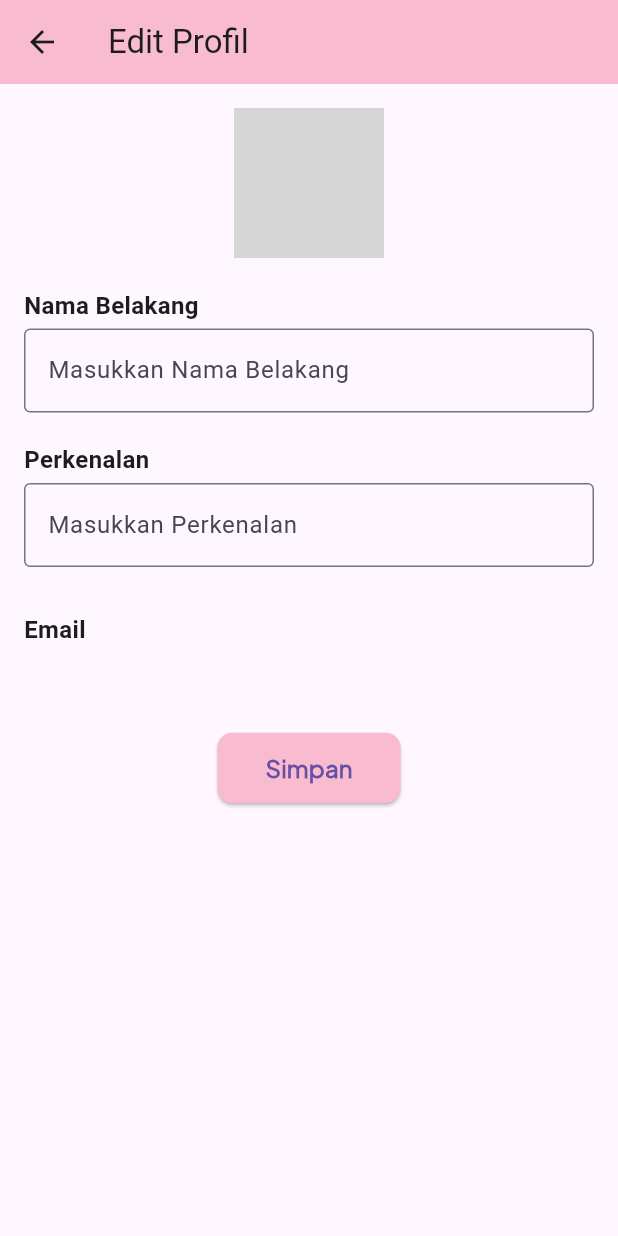
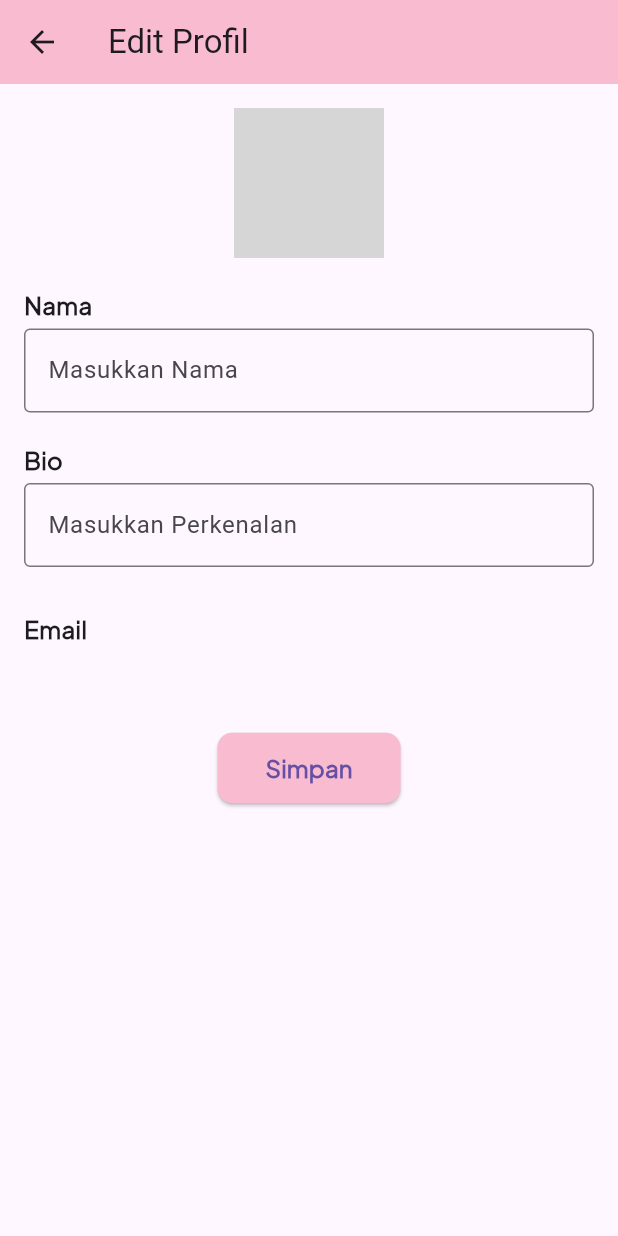
Before and after one commit to amarramitha/deariediary, a Flutter app: the ProfilePage screen opened directly, after a tap on the "arrow forward ios" icon, on a phone screen of 412 x 824 dp. Run offline on Flutter 3.47's test engine with Material 3 defaults, Android fonts, the phone set to English and light mode, and no system bars; our stand-ins replace cloud_firestore, firebase_auth, firebase_core, firebase_storage, get, google_fonts and 3 more; missing offline and left inert: dart:html, flutter_sound, image_picker_web; accounts and stored records are empty; network calls fail; grey boxes are pictures that could not be loaded.

Commit message:
perbaikan profil page, mood tracker, register, edit profile

```diff
--- a/lib/diary/diary_page.dart
+++ b/lib/diary/diary_page.dart
@@ -57,12 +57,6 @@ class DiaryPage extends StatelessWidget {
                 Icon(Icons.book_outlined, size: 50, color: Colors.grey),
                 SizedBox(height: 10),
                 Text('No diary entries available.'),
-                ElevatedButton(
-                  onPressed: () {
-                    Get.to(() => AddDiaryPage());
-                  },
-                  child: Text('Add Diary Entry'),
-                ),
               ],
             ),
           );
--- a/lib/profile/edit_profile.dart
+++ b/lib/profile/edit_profile.dart
@@ -1,6 +1,7 @@
 import 'package:flutter/material.dart';
 import 'package:firebase_auth/firebase_auth.dart';
 import 'package:firebase_storage/firebase_storage.dart';
+import 'package:cloud_firestore/cloud_firestore.dart';
 import 'package:image_picker/image_picker.dart';
 import 'dart:io';
 
@@ -16,10 +17,11 @@ class EditProfile extends StatefulWidget {
 
 class _EditProfileState extends State<EditProfile> {
   final FirebaseAuth _auth = FirebaseAuth.instance;
+  final FirebaseFirestore _firestore = FirebaseFirestore.instance;
   final ImagePicker _picker = ImagePicker();
   File? _imageFile;
-  TextEditingController _lastNameController = TextEditingController();
   TextEditingController _bioController = TextEditingController();
+  TextEditingController _nameController = TextEditingController();
 
   @override
   void initState() {
@@ -31,9 +33,19 @@ class _EditProfileState extends State<EditProfile> {
   Future<void> _loadUserData() async {
     User? user = _auth.currentUser;
     if (user != null) {
-      setState(() {
-        _lastNameController.text = user.displayName?.split(' ').last ?? '';
-      });
+      // Fetch data from Firestore
+      final docSnapshot =
+          await _firestore.collection('users').doc(user.uid).get();
+      if (docSnapshot.exists) {
+        final data = docSnapshot.data();
+        if (data != null) {
+          setState(() {
+            _nameController.text =
+                data['name'] ?? ''; // Ensure name is retrieved here
+            _bioController.text = data['bio'] ?? ''; // Ensure bio is retrieved
+          });
+        }
+      }
     }
   }
 
@@ -66,14 +78,23 @@ class _EditProfileState extends State<EditProfile> {
       await storageRef.putFile(_imageFile!);
       final downloadURL = await storageRef.getDownloadURL();
       await user.updatePhotoURL(downloadURL);
+      await _firestore.collection('users').doc(user.uid).update({
+        'photoURL': downloadURL,
+      });
     }
   }
 
-  Future<void> _updateLastName() async {
+  Future<void> _updateUserData() async {
     User? user = _auth.currentUser;
-    if (user != null && _lastNameController.text.isNotEmpty) {
-      await user.updateDisplayName(
-          '${user.displayName?.split(' ').first} ${_lastNameController.text}');
+    if (user != null) {
+      final fullName = _nameController.text; // Use the single name field
+      await user.updateDisplayName(fullName);
+
+      // Update Firestore data
+      await _firestore.collection('users').doc(user.uid).set({
+        'name': _nameController.text, // Ensure this is properly set
+        'bio': _bioController.text,
+      }, SetOptions(merge: true)); // Merges with existing data
     }
   }
 
@@ -90,8 +111,7 @@ class _EditProfileState extends State<EditProfile> {
       body: SingleChildScrollView(
         padding: EdgeInsets.all(16),
         child: Column(
-          crossAxisAlignment:
-              CrossAxisAlignment.start, // Set alignment to start for text
+          crossAxisAlignment: CrossAxisAlignment.start,
           children: [
             Center(
               child: GestureDetector(
@@ -129,21 +149,27 @@ class _EditProfileState extends State<EditProfile> {
             ),
             SizedBox(height: 20),
             Text(
-              'Nama Belakang',
-              style: TextStyle(fontSize: 16, fontWeight: FontWeight.bold),
+              'Nama',
+              style: TextStyle(
+                  fontSize: 16,
+                  fontWeight: FontWeight.bold,
+                  fontFamily: 'Jakarta'),
             ),
             SizedBox(height: 4),
             TextField(
-              controller: _lastNameController,
+              controller: _nameController,
               decoration: InputDecoration(
-                hintText: 'Masukkan Nama Belakang',
+                hintText: 'Masukkan Nama',
                 border: OutlineInputBorder(),
               ),
             ),
             SizedBox(height: 20),
             Text(
-              'Perkenalan',
-              style: TextStyle(fontSize: 16, fontWeight: FontWeight.bold),
+              'Bio',
+              style: TextStyle(
+                  fontSize: 16,
+                  fontWeight: FontWeight.bold,
+                  fontFamily: 'Jakarta'),
             ),
             SizedBox(height: 4),
             TextField(
@@ -157,7 +183,10 @@ class _EditProfileState extends State<EditProfile> {
             SizedBox(height: 30),
             Text(
               'Email',
-              style: TextStyle(fontSize: 16, fontWeight: FontWeight.bold),
+              style: TextStyle(
+                  fontSize: 16,
+                  fontWeight: FontWeight.bold,
+                  fontFamily: 'Jakarta'),
             ),
             SizedBox(height: 4),
             Text(
@@ -168,12 +197,9 @@ class _EditProfileState extends State<EditProfile> {
             Center(
               child: ElevatedButton(
                 onPressed: () async {
-                  widget.onBioUpdated(
-                      _bioController.text); // Notify parent widget
-                  await _updateLastName();
+                  widget.onBioUpdated(_bioController.text);
+                  await _updateUserData();
                   await _uploadProfilePicture();
-                  await user
-                      ?.updateDisplayName(_bioController.text); // Update bio
                   Navigator.pop(context);
                 },
                 style: ElevatedButton.styleFrom(
--- a/lib/profile/profile_page.dart
+++ b/lib/profile/profile_page.dart
@@ -1,6 +1,6 @@
 import 'package:flutter/material.dart';
 import 'package:firebase_auth/firebase_auth.dart';
-import 'package:cloud_firestore/cloud_firestore.dart'; // Tambahkan Firestore untuk simpan data
+import 'package:cloud_firestore/cloud_firestore.dart';
 import 'edit_profile.dart';
 import 'dart:async';
 
@@ -12,6 +12,7 @@ class ProfilePage extends StatefulWidget {
 class _ProfilePageState extends State<ProfilePage> {
   final FirebaseAuth _auth = FirebaseAuth.instance;
   String _quoteOfTheDay = '';
+  String _name = 'Nama Pengguna';
   String _bio = 'Setiap hari memberikan hadiahnya masing-masing.';
 
   final List<String> quotes = [
@@ -26,6 +27,7 @@ class _ProfilePageState extends State<ProfilePage> {
   void initState() {
     super.initState();
     _quoteOfTheDay = getQuoteOfTheDay();
+    _fetchUserData();
 
     Timer.periodic(Duration(minutes: 1), (timer) {
       if (mounted) {
@@ -41,95 +43,79 @@ class _ProfilePageState extends State<ProfilePage> {
     return quotes[randomIndex % quotes.length];
   }
 
-  Future<String> _getUserName() async {
-    User? user = _auth.currentUser;
-    return user?.displayName ?? 'Nama Pengguna';
-  }
-
-  Future<String> _getUserBio() async {
+  Future<void> _fetchUserData() async {
     User? user = _auth.currentUser;
     if (user != null) {
-      DocumentSnapshot doc = await FirebaseFirestore.instance
+      DocumentSnapshot userData = await FirebaseFirestore.instance
           .collection('users')
           .doc(user.uid)
           .get();
-      // Ensure the document exists and contains the 'bio' field
-      if (doc.exists && doc.data() != null) {
-        return doc['bio'] ?? 'Setiap hari memberikan hadiahnya masing-masing.';
+
+      setState(() {
+        _name = userData['name'] ?? 'Nama Pengguna';
+        _bio = userData['bio'] ??
+            'Setiap hari memberikan hadiahnya masing-masing.';
+      });
     }
   }
-    return 'Setiap hari memberikan hadiahnya masing-masing.';
+
+  // Method to handle logout
+  Future<void> _logout() async {
+    await _auth.signOut();
+    Navigator.of(context).pushReplacementNamed('/login');
   }
 
   @override
   Widget build(BuildContext context) {
-    return FutureBuilder<String>(
-      future: _getUserName(),
-      builder: (context, snapshot) {
-        if (snapshot.connectionState == ConnectionState.waiting) {
     return Scaffold(
-            appBar: AppBar(title: Text('Profil')),
-            body: Center(child: CircularProgressIndicator()),
+      backgroundColor: Colors.pink[50],
+      body: SingleChildScrollView(
+        padding: const EdgeInsets.all(16),
+        child: Column(
+          crossAxisAlignment: CrossAxisAlignment.start,
+          children: [
+            _buildProfileHeader(),
+            const SizedBox(height: 30),
+            _buildMoodStatistics(),
+            const SizedBox(height: 30),
+            _buildQuoteCard(),
+            const SizedBox(height: 30),
+            _buildLogoutButton(),
+            const SizedBox(height: 30),
+          ],
+        ),
+      ),
     );
   }
 
-        if (snapshot.hasError) {
-          return Scaffold(
-            appBar: AppBar(title: Text('Profil')),
-            body: Center(child: Text('Terjadi kesalahan')),
-          );
-        }
-
-        String name = snapshot.data!;
-
-        return Scaffold(
-          backgroundColor: Colors.pink[50],
-          body: SingleChildScrollView(
-            padding: EdgeInsets.all(16),
-            child: Column(
-              crossAxisAlignment: CrossAxisAlignment.start,
-              children: [
-                Row(
+  Widget _buildProfileHeader() {
+    return Row(
       children: [
         CircleAvatar(
           radius: 40,
           backgroundColor: Colors.grey[300],
           child: Icon(Icons.person, size: 40, color: Colors.white),
         ),
-                    SizedBox(width: 16),
+        const SizedBox(width: 16),
         Expanded(
           child: Column(
             crossAxisAlignment: CrossAxisAlignment.start,
             children: [
               Text(
-                            name,
+                _name,
                 style: TextStyle(
                   fontSize: 20,
                   fontWeight: FontWeight.bold,
                   fontFamily: 'Jakarta',
                 ),
               ),
-                          SizedBox(height: 4),
-                          FutureBuilder<String>(
-                            future: _getUserBio(),
-                            builder: (context, bioSnapshot) {
-                              if (bioSnapshot.connectionState ==
-                                  ConnectionState.waiting) {
-                                return CircularProgressIndicator();
-                              }
-                              if (bioSnapshot.hasError) {
-                                return Text('Error loading bio');
-                              }
-
-                              _bio = bioSnapshot.data!;
-                              return Text(
+              const SizedBox(height: 4),
+              Text(
                 _bio,
                 style: TextStyle(
                   color: Colors.grey[700],
                   fontFamily: 'Jakarta',
                 ),
-                              );
-                            },
               ),
             ],
           ),
@@ -149,8 +135,13 @@ class _ProfilePageState extends State<ProfilePage> {
           child: Icon(Icons.arrow_forward_ios, color: Colors.grey),
         ),
       ],
-                ),
-                SizedBox(height: 30),
+    );
+  }
+
+  Widget _buildMoodStatistics() {
+    return Column(
+      crossAxisAlignment: CrossAxisAlignment.start,
+      children: [
         Text(
           'Statistik Mood Anda (Per Bulan):',
           style: TextStyle(
@@ -160,40 +151,15 @@ class _ProfilePageState extends State<ProfilePage> {
             fontFamily: 'Jakarta',
           ),
         ),
-                SizedBox(height: 16),
+        const SizedBox(height: 16),
         _buildMoodChart(),
-                SizedBox(height: 30),
-                _buildQuoteCard(),
-                SizedBox(height: 30),
-                _buildLogoutButton(),
       ],
-            ),
-          ),
     );
-      },
-    );
-  }
-
-  void _updateBio(String updatedBio) async {
-    setState(() {
-      _bio = updatedBio;
-    });
-    await _saveBioToDatabase(updatedBio);
-  }
-
-  Future<void> _saveBioToDatabase(String bio) async {
-    User? user = _auth.currentUser;
-    if (user != null) {
-      await FirebaseFirestore.instance
-          .collection('users')
-          .doc(user.uid)
-          .update({'bio': bio});
-    }
   }
 
   Widget _buildQuoteCard() {
     return Container(
-      padding: EdgeInsets.all(16),
+      padding: const EdgeInsets.all(16),
       decoration: BoxDecoration(
         color: Colors.white,
         borderRadius: BorderRadius.circular(10),
@@ -217,7 +183,7 @@ class _ProfilePageState extends State<ProfilePage> {
               fontFamily: 'Jakarta',
             ),
           ),
-          SizedBox(height: 8),
+          const SizedBox(height: 8),
           Text(
             '"$_quoteOfTheDay"',
             style: TextStyle(
@@ -234,7 +200,7 @@ class _ProfilePageState extends State<ProfilePage> {
 
   Widget _buildMoodChart() {
     return Container(
-      padding: EdgeInsets.all(16),
+      padding: const EdgeInsets.all(16),
       decoration: BoxDecoration(
         color: Colors.white,
         borderRadius: BorderRadius.circular(10),
@@ -304,7 +270,7 @@ class _ProfilePageState extends State<ProfilePage> {
                 moodEmoji,
                 style: TextStyle(fontSize: 24),
               ),
-              SizedBox(width: 8),
+              const SizedBox(width: 8),
               Container(
                 width: 200,
                 height: 20,
@@ -313,8 +279,8 @@ class _ProfilePageState extends State<ProfilePage> {
                   borderRadius: BorderRadius.circular(10),
                 ),
                 child: FractionallySizedBox(
-                  alignment: Alignment.centerLeft,
-                  widthFactor: moodLevel / 5,
+                  alignment: Alignment.bottomCenter,
+                  widthFactor: moodLevel / 5.0,
                   child: Container(
                     decoration: BoxDecoration(
                       color: moodColor,
@@ -331,26 +297,36 @@ class _ProfilePageState extends State<ProfilePage> {
   }
 
   Widget _buildLogoutButton() {
-    return ElevatedButton(
-      onPressed: () async {
-        await _auth.signOut();
-        Navigator.pushReplacementNamed(context, '/login');
-      },
+    return Center(
+      child: SizedBox(
+        width: double.infinity, // Stretches the button
+        child: ElevatedButton(
+          onPressed: _logout,
           style: ElevatedButton.styleFrom(
-        backgroundColor: Colors.pink[100],
-        minimumSize: Size(double.infinity, 50),
+            backgroundColor: Colors.pink[300],
+            padding: EdgeInsets.symmetric(vertical: 12, horizontal: 20),
             shape: RoundedRectangleBorder(
-          borderRadius: BorderRadius.circular(10),
+              borderRadius: BorderRadius.circular(8),
             ),
           ),
           child: Text(
             'Logout',
             style: TextStyle(
-          fontSize: 18,
+              fontSize: 16,
               fontWeight: FontWeight.bold,
               fontFamily: 'Jakarta',
+              color: Colors.white,
+            ),
+          ),
         ),
       ),
     );
   }
+
+  // Method to handle bio update
+  void _updateBio(String newBio) {
+    setState(() {
+      _bio = newBio;
+    });
   }
+}
```
Also changed, not shown: lib/diary/diary_detail.dart (+7 -3 lines), lib/mood/mood_tracker.dart (+84 -34 lines), lib/register.dart (+37 -3 lines). Lines whose indentation alone changed are shown as unchanged.
